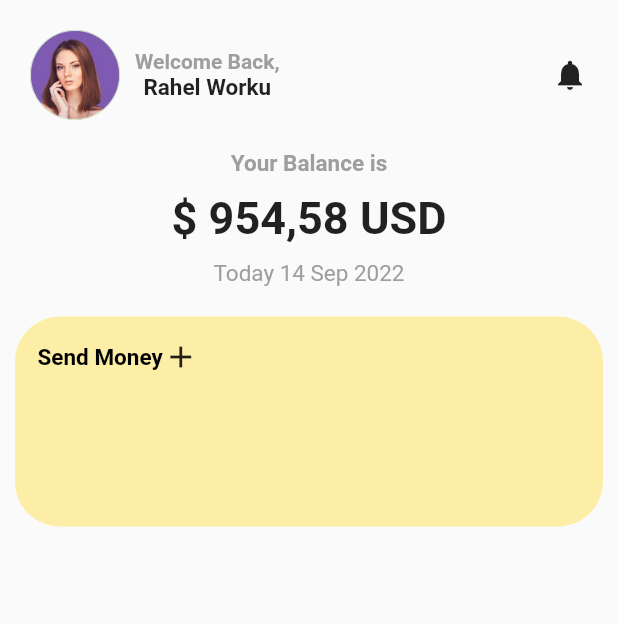
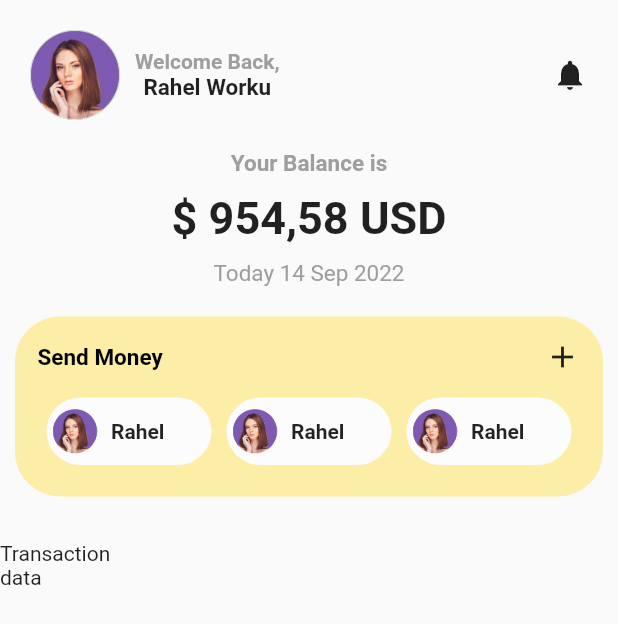
Before and after one commit to Richo-Worku/UI, a Flutter app: the screen it shows after launch, on a phone screen of 412 x 824 dp. Shown: the top 624 px of the screen. Run offline on Flutter 3.47's test engine with Material 2 defaults, Android fonts, the phone set to English and light mode, and no system bars.

Commit message:
some modification on ui

```diff
--- a/lib/screens/firstui.dart
+++ b/lib/screens/firstui.dart
@@ -100,7 +100,7 @@ class _FirstUiState extends State<FirstUi> {
         Container(
           padding: EdgeInsets.all(15),
           margin: EdgeInsets.all(10),
-          height: 140,
+          height: 120,
           width: MediaQuery.of(context).size.width,
           decoration: BoxDecoration(
             color: Color(0xfffceea7),
@@ -112,6 +112,7 @@ class _FirstUiState extends State<FirstUi> {
             children: [
               Container(
                 child: Row(
+                  mainAxisAlignment: MainAxisAlignment.spaceBetween,
                   children: [
                     Container(
                       child: Text(
@@ -128,7 +129,148 @@ class _FirstUiState extends State<FirstUi> {
                   ],
                 ),
               ),
-              Container()
+              SizedBox(height: 15),
+              SingleChildScrollView(
+                scrollDirection: Axis.horizontal,
+                child: Container(
+                  child: Row(
+                    children: [
+                      Container(
+                        child: Row(
+                          children: [
+                            Container(
+                              margin: EdgeInsets.all(4),
+                              height: 30,
+                              width: 30,
+                              decoration: BoxDecoration(
+                                  color: Color.fromARGB(255, 252, 252, 252),
+                                  borderRadius: BorderRadius.circular(30),
+                                  image: DecorationImage(
+                                      image: AssetImage(
+                                          'assets/images/images.jpg'))
+                                  //more than 50% of width makes circle
+                                  ),
+                            ),
+                            Container(
+                              margin: EdgeInsets.only(left: 5),
+                              child: Text(
+                                'Rahel',
+                                style: TextStyle(fontWeight: FontWeight.bold),
+                              ),
+                            )
+                          ],
+                        ),
+                        height: 45,
+                        width: 110,
+                        decoration: BoxDecoration(
+                          color: Color.fromARGB(255, 252, 252, 252),
+                          borderRadius: BorderRadius.circular(30),
+
+                          //more than 50% of width makes circle
+                        ),
+                      ),
+                      SizedBox(
+                        width: 10,
+                      ),
+                      Container(
+                        child: Row(
+                          children: [
+                            Container(
+                              margin: EdgeInsets.all(4),
+                              height: 30,
+                              width: 30,
+                              decoration: BoxDecoration(
+                                  color: Color.fromARGB(255, 252, 252, 252),
+                                  borderRadius: BorderRadius.circular(30),
+                                  image: DecorationImage(
+                                      image: AssetImage(
+                                          'assets/images/images.jpg'))
+                                  //more than 50% of width makes circle
+                                  ),
+                            ),
+                            Container(
+                              margin: EdgeInsets.only(left: 5),
+                              child: Text(
+                                'Rahel',
+                                style: TextStyle(fontWeight: FontWeight.bold),
+                              ),
+                            )
+                          ],
+                        ),
+                        height: 45,
+                        width: 110,
+                        decoration: BoxDecoration(
+                          color: Color.fromARGB(255, 252, 252, 252),
+                          borderRadius: BorderRadius.circular(30),
+
+                          //more than 50% of width makes circle
+                        ),
+                      ),
+                      SizedBox(
+                        width: 10,
+                      ),
+                      Container(
+                        child: Row(
+                          children: [
+                            Container(
+                              margin: EdgeInsets.all(4),
+                              height: 30,
+                              width: 30,
+                              decoration: BoxDecoration(
+                                  color: Color.fromARGB(255, 252, 252, 252),
+                                  borderRadius: BorderRadius.circular(30),
+                                  image: DecorationImage(
+                                      image: AssetImage(
+                                          'assets/images/images.jpg'))
+                                  //more than 50% of width makes circle
+                                  ),
+                            ),
+                            Container(
+                              margin: EdgeInsets.only(left: 5),
+                              child: Text(
+                                'Rahel',
+                                style: TextStyle(fontWeight: FontWeight.bold),
+                              ),
+                            )
+                          ],
+                        ),
+                        height: 45,
+                        width: 110,
+                        decoration: BoxDecoration(
+                          color: Color.fromARGB(255, 252, 252, 252),
+                          borderRadius: BorderRadius.circular(30),
+
+                          //more than 50% of width makes circle
+                        ),
+                      ),
+                    ],
+                  ),
+                ),
+              )
+            ],
+          ),
+        ),
+        SizedBox(
+          height: 20,
+        ),
+        Container(
+          child: Column(
+            children: [
+              Container(
+                child: Row(
+                  children: [Text('Transaction')],
+                ),
+              ),
+              Container(
+                child: Row(
+                  children: [
+                    Container(),
+                    Container(
+                      child: Text('data'),
+                    )
+                  ],
+                ),
+              )
             ],
           ),
         )
```
